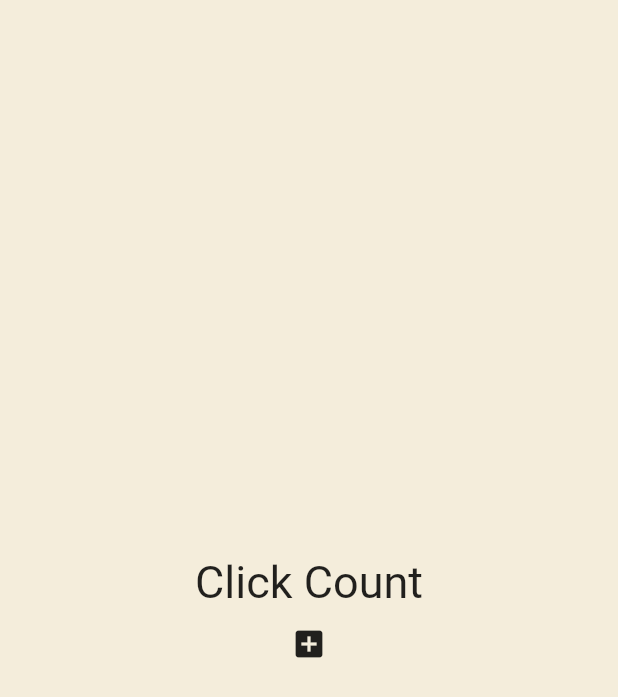
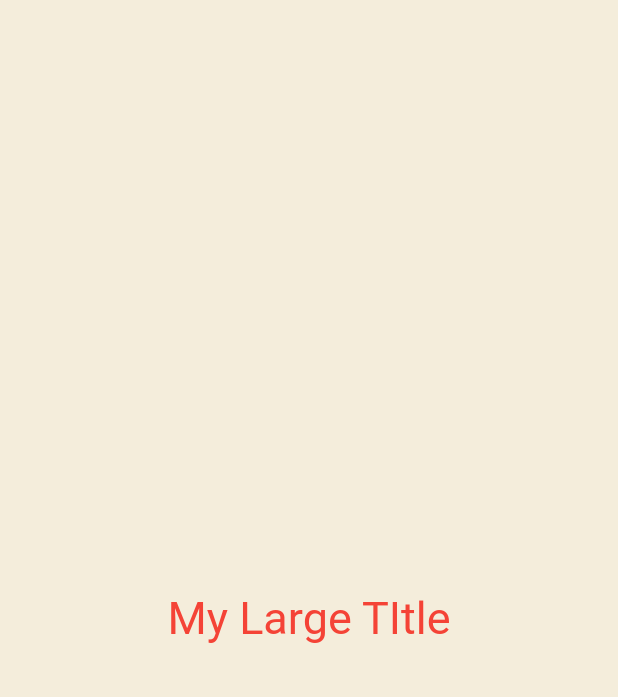
Before and after one commit to infitry/toonflix, a Flutter app: the screen it shows after launch, on a phone screen of 412 x 824 dp. Shown: the top 697 px of the screen. Run offline on Flutter 3.47's test engine with Material 2 defaults, Android fonts, the phone set to English and light mode, and no system bars.

Commit message:
fix: use build context

```diff
--- a/lib/main.dart
+++ b/lib/main.dart
@@ -12,32 +12,44 @@ class App extends StatefulWidget {
 }
 
 class _AppState extends State<App> {
-  List<int> numbers = [];
-
-  void onClicked() {
-    setState(() {
-      numbers.add(numbers.length);
-    });
-  }
-
   @override
   Widget build(BuildContext context) {
     return MaterialApp(
-      home: Scaffold(
-        backgroundColor: const Color(0xFFF4EDDB),
+      theme: ThemeData(
+        textTheme: const TextTheme(
+          titleLarge: TextStyle(
+            color: Colors.red,
+          ),
+        ),
+      ),
+      home: const Scaffold(
+        backgroundColor: Color(0xFFF4EDDB),
         body: Center(
-          child: Column(mainAxisAlignment: MainAxisAlignment.center, children: [
-            const Text(
-              'Click Count',
-              style: TextStyle(
-                fontSize: 30,
-              ),
-            ),
-            for(var n in numbers) Text('$n'),
-            IconButton(onPressed: onClicked, icon: const Icon(Icons.add_box))
-          ]),
+          child: Column(
+            mainAxisAlignment: MainAxisAlignment.center,
+            children: [
+              MyLargeTitle(),
+            ],
+          ),
         ),
       ),
     );
   }
 }
+
+class MyLargeTitle extends StatelessWidget {
+  const MyLargeTitle({
+    super.key,
+  });
+
+  @override
+  Widget build(BuildContext context) {
+    return Text(
+      'My Large TItle',
+      style: TextStyle(
+        fontSize: 30,
+        color: Theme.of(context).textTheme.titleLarge?.color,
+      ),
+    );
+  }
+}
```
